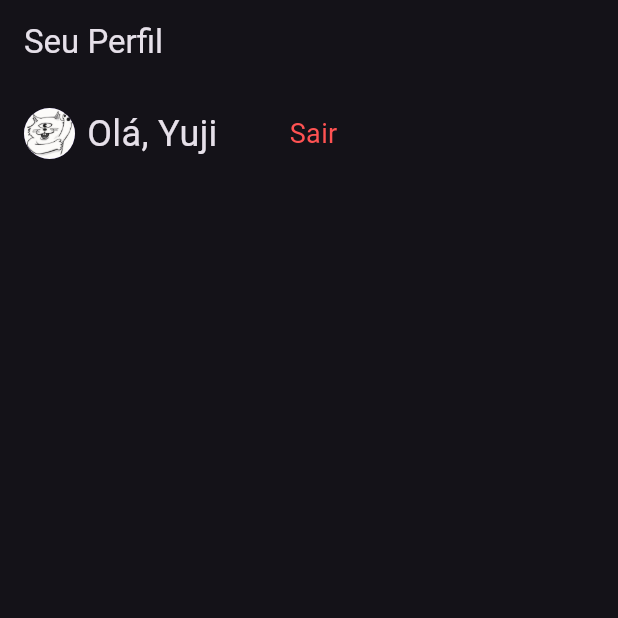
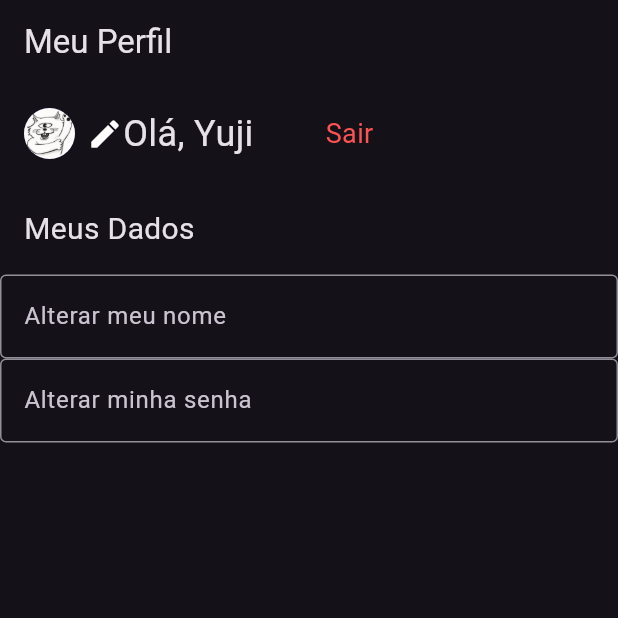
Before and after one commit to Halex-64/Task-App, a Flutter app: the screen it shows after launch, on a phone screen of 412 x 824 dp, the top half of it. Run offline on Flutter 3.47's test engine with Material 3 defaults, Android fonts, the phone set to English and light mode, and no system bars.

Commit message:
trabalhando na tela de perfil

```diff
--- a/lib/ui/pages/profile.dart
+++ b/lib/ui/pages/profile.dart
@@ -4,25 +4,36 @@ import 'package:login_cadastro/ui/widgets/circleAvatar.dart';
 import 'package:login_cadastro/ui/widgets/myAppBar.dart';
 import 'package:login_cadastro/ui/widgets/text.dart';
 
-class Profile extends StatelessWidget {
+class Profile extends StatefulWidget {
   Profile({super.key});
 
-  UserDataBase userDataBase = UserDataBase();
+  @override
+  State<Profile> createState() => _ProfileState();
+}
 
+class _ProfileState extends State<Profile> {
+
+  final UserDataBase userDataBase = UserDataBase();
+  final nameController = TextEditingController();
+  final passwordController = TextEditingController();
+  bool isEditing = false;
 
   @override
   Widget build(BuildContext context) {
     return Scaffold(
-      appBar: MyAppBar(texto: 'Seu Perfil'),
+      appBar: MyAppBar(texto: 'Meu Perfil'),
       body: ListView(children: [
         Padding(
           padding: const EdgeInsets.all(8.0),
           child: Row(
             children: [
               circleAvatar('assets/img/profile.jpg'),
+              const Icon(Icons.edit),
               Text("Olá, ${userDataBase.users[0].name}",
                   style: const TextStyle(fontSize: 24)),
-                    const SizedBox(width: 40.0,),
+              const SizedBox(
+                width: 40.0,
+              ),
               const Padding(
                 padding: EdgeInsets.all(8.0),
                 child: ClicavelTextLogout(
@@ -32,6 +43,27 @@ class Profile extends StatelessWidget {
             ],
           ),
         ),
+        const Padding(
+          padding: EdgeInsets.all(16.0),
+          child: Text(
+            'Meus Dados',
+            style: TextStyle(fontSize: 20),
+          ),
+        ),
+        Column(
+          children: [
+            TextFormField(
+              controller: nameController,
+              decoration: const InputDecoration(
+                  hintText: "Alterar meu nome", border: OutlineInputBorder()),
+            ),
+            TextFormField(
+              controller: passwordController,
+              decoration: const InputDecoration(
+                  hintText: "Alterar minha senha", border: OutlineInputBorder()),
+            ),
+          ],
+        ),
       ]),
     );
   }
```
Lines whose indentation alone changed are shown as unchanged.
